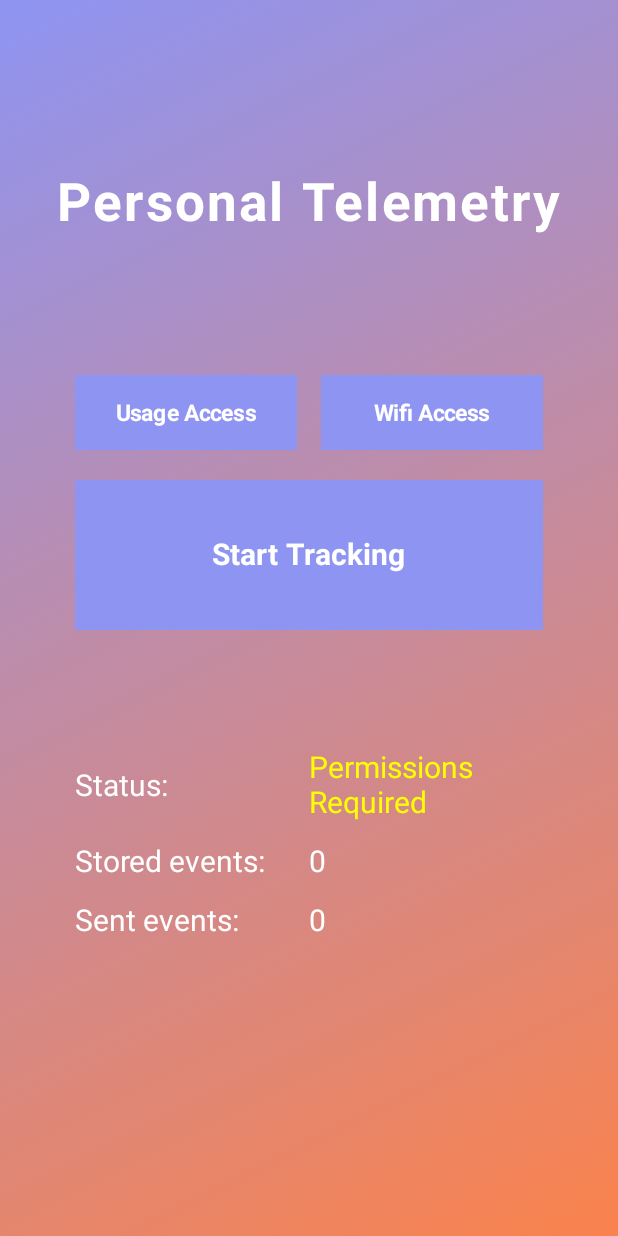
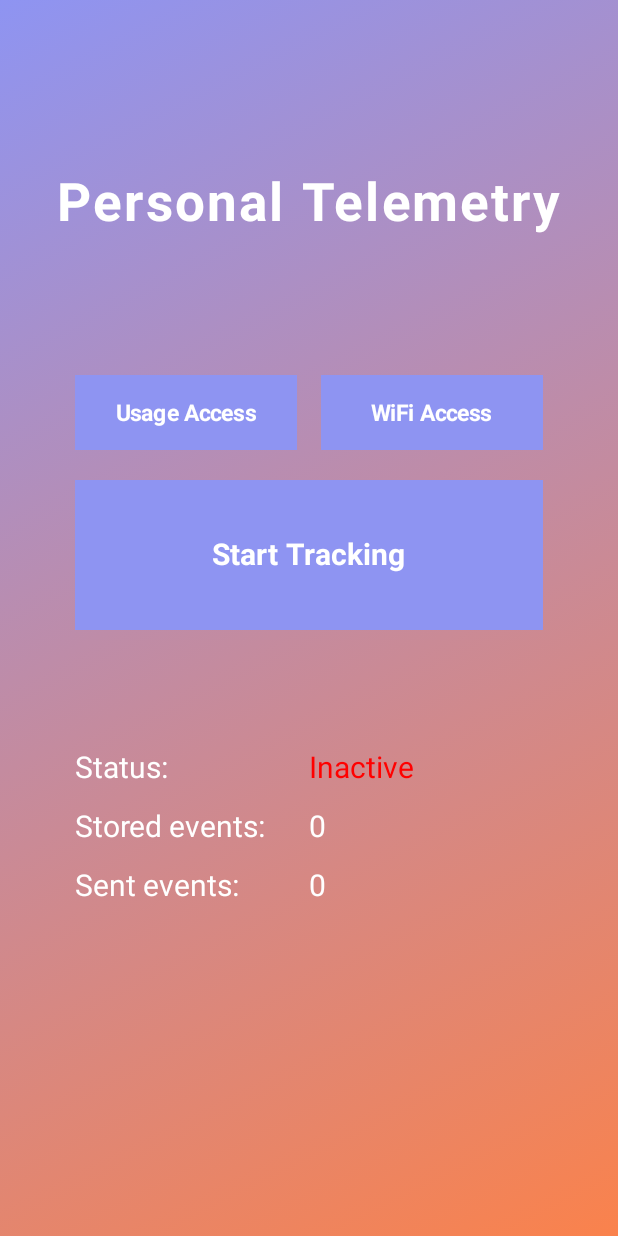
Before and after one commit to Eniark/Personal-Telemetry, an Android app built with Jetpack Compose: the screen it shows after launch (Main), on a phone screen of 412 x 824 dp. Run offline under Robolectric (Android 15) with nearby library versions, the light colour scheme and no system bars; our stand-ins replace Room's generated code.

Commit message:
Fixed an issue when the UI would not react to updating ther permissions.

```diff
--- a/android_app/app/src/main/java/com/example/personaltelemetry/app/ui/MainScreen.kt
+++ b/android_app/app/src/main/java/com/example/personaltelemetry/app/ui/MainScreen.kt
@@ -88,6 +88,7 @@ fun TelemetryApp(viewModel: TelemetryViewModel) {
         val observer = LifecycleEventObserver { _, event ->
             if (event == Lifecycle.Event.ON_RESUME) {
                 viewModel.updateUsageStatsPermissions(permissionsService.hasUsageStatsPermissions())
+                viewModel.updateLocationPermissions(permissionsService.hasLocationPermissions())
             }
         }
 
@@ -330,7 +331,6 @@ fun StartTrackingButton(
                         db.activityEventDao(),
                         ApiClient.api
                     ).saveEventsToLocalDb(activityEvents)
-
                     if (wifiService.isConnectedToHomeWifi()) {
                         repository.sendEventsToAPI(activityEvents)
                     }
@@ -393,7 +393,7 @@ fun PermissionWifiAccessButton(hasLocationPermission: Boolean, setLocationPermis
             .height(50.dp)
     ) {
         Text(
-            text = "Wifi Access",
+            text = "WiFi Access",
             fontSize = 15.sp,
             fontWeight = FontWeight.Bold
         )
```
